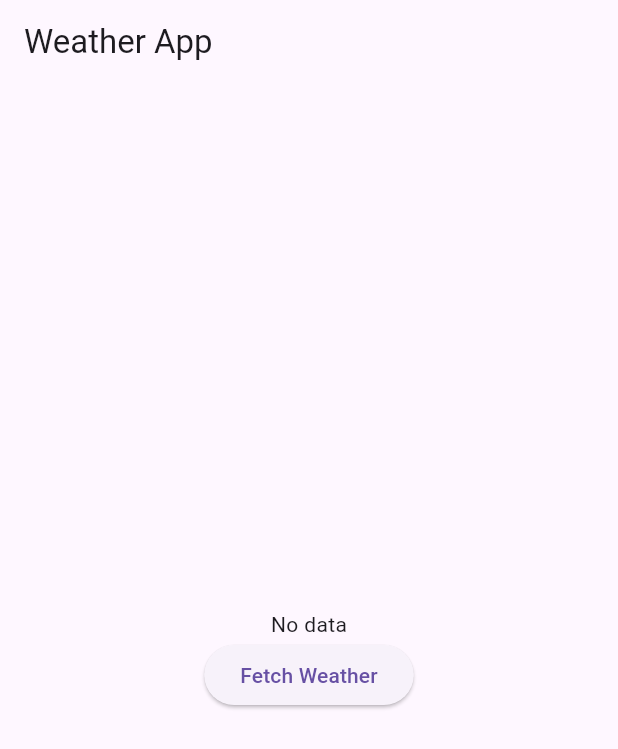
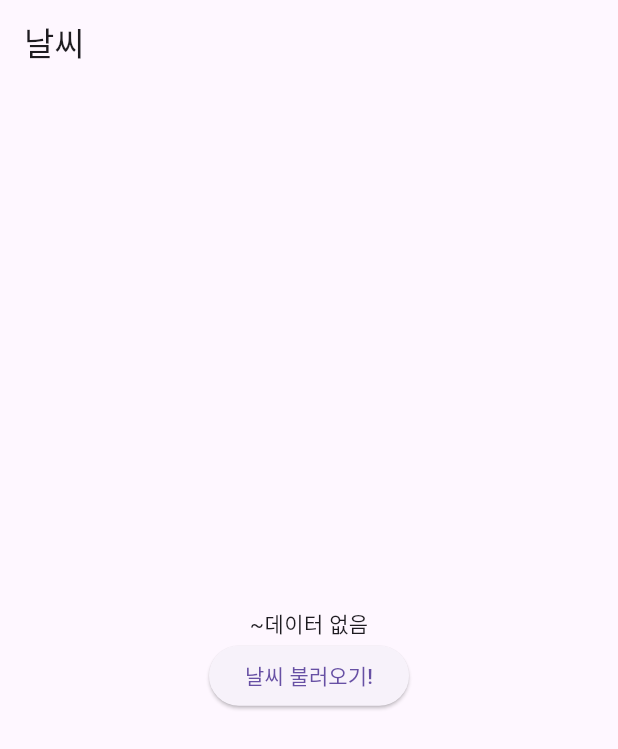
Before and after one commit to lejuho/2024-1-Mobile-study, a Flutter app: the screen it shows after launch, on a phone screen of 412 x 824 dp. Shown: the top 749 px of the screen. Run offline on Flutter 3.47's test engine with Material 3 defaults, Android fonts, the light colour scheme and no system bars; our stand-ins replace dio, pretty_dio_logger, retrofit; generated files the repository leaves out were written again.

Commit message:
텍스트 한글화

```diff
--- a/Week7/flutterproject/lib/main.dart
+++ b/Week7/flutterproject/lib/main.dart
@@ -35,7 +35,7 @@ class _MyAppState extends State<MyApp> {
         weatherData = data;
       });
     } catch (e) {
-      print("Error: $e");
+      print("에러: $e");
     }
   }
 
@@ -44,23 +44,23 @@ class _MyAppState extends State<MyApp> {
     return MaterialApp(
       home: Scaffold(
         appBar: AppBar(
-          title: Text("Weather App"),
+          title: Text("날씨"),
         ),
         body: Center(
           child: Column(
             mainAxisAlignment: MainAxisAlignment.center,
             children: [
               if (weatherData != null) ...[
-                Text("Temperature: ${weatherData!.main.temp}"),
-                Text("Humidity: ${weatherData!.main.humidity}"),
-                Text("Pressure: ${weatherData!.main.pressure}"),
-                Text("Wind Speed: ${weatherData!.wind.speed}"),
+                Text("기온: ${weatherData!.main.temp}"),
+                Text("습도: ${weatherData!.main.humidity}"),
+                Text("기압: ${weatherData!.main.pressure}"),
+                Text("풍속: ${weatherData!.wind.speed}"),
               ] else ...[
-                Text("No data"),
+                Text("~데이터 없음"),
               ],
               ElevatedButton(
                 onPressed: fetchData,
-                child: Text("Fetch Weather"),
+                child: Text("날씨 불러오기!"),
               ),
             ],
           ),
```
